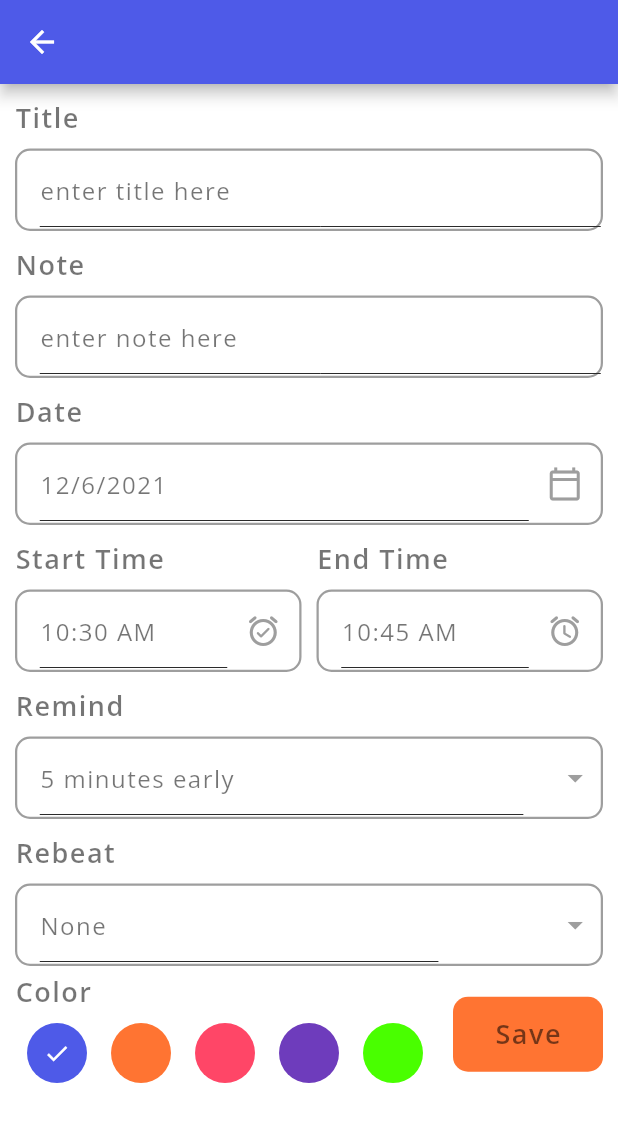
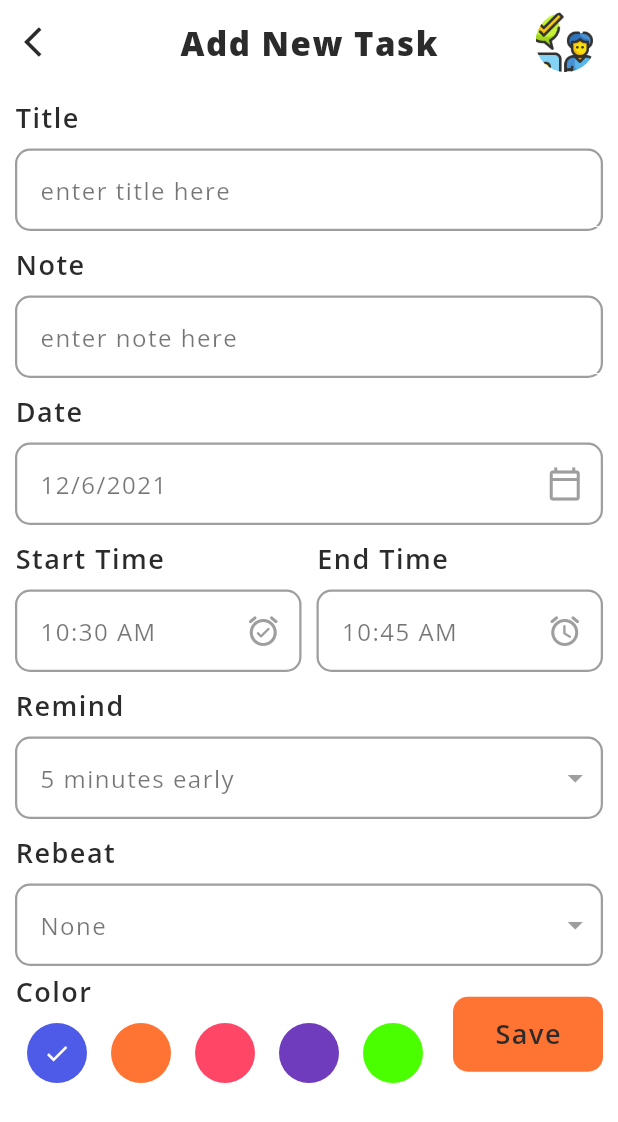
Before and after one commit to eslammongy/TodoApp, a Flutter app: the screen it shows after launch, after a tap on "Click Me", on a phone screen of 412 x 824 dp. Shown: the top 1122 px of the screen. Run offline on Flutter 3.47's test engine with Material 2 defaults, Android fonts, the light colour scheme and no system bars; our stand-ins replace get, get_storage, google_fonts.

Commit message:
build custom appBar

```diff
--- a/todo_app/lib/constants/theme.dart
+++ b/todo_app/lib/constants/theme.dart
@@ -17,21 +17,21 @@ const Color darkHeaderClr = Color(0xFF424242);
 class Themes {
   static final lightTheme = ThemeData(
       appBarTheme: const AppBarTheme(
-        backgroundColor: primaryClr,
+        backgroundColor: Colors.white,
         systemOverlayStyle: SystemUiOverlayStyle(
-            statusBarColor: primaryClr, systemNavigationBarColor: primaryClr),
+            statusBarColor: Colors.white,
+            systemNavigationBarColor: Colors.white),
       ),
       primaryColor: primaryClr,
-      backgroundColor: darkGreyClr,
+      backgroundColor: Colors.white,
       scaffoldBackgroundColor: Colors.white,
       brightness: Brightness.light);
 
   static final darkTheme = ThemeData(
       appBarTheme: const AppBarTheme(
-        backgroundColor: darkHeaderClr,
+        backgroundColor: darkGreyClr,
         systemOverlayStyle: SystemUiOverlayStyle(
-            statusBarColor: darkHeaderClr,
-            systemNavigationBarColor: darkGreyClr),
+            statusBarColor: darkGreyClr, systemNavigationBarColor: darkGreyClr),
       ),
       primaryColor: darkGreyClr,
       backgroundColor: darkGreyClr,
@@ -42,7 +42,7 @@ class Themes {
 TextStyle get headingStyle {
   return GoogleFonts.openSans(
       textStyle: TextStyle(
-          color: Get.isDarkMode ? Colors.white : Colors.black54,
+          color: Get.isDarkMode ? Colors.white : darkGreyClr,
           fontSize: 22,
           letterSpacing: 1.0,
           fontWeight: FontWeight.w800));
@@ -51,7 +51,7 @@ TextStyle get headingStyle {
 TextStyle get subHeadingStyle {
   return GoogleFonts.openSans(
       textStyle: TextStyle(
-          color: Get.isDarkMode ? Colors.white : Colors.black54,
+          color: Get.isDarkMode ? Colors.white : darkGreyClr,
           fontSize: 20,
           letterSpacing: 1.0,
           fontWeight: FontWeight.w700));
@@ -60,7 +60,7 @@ TextStyle get subHeadingStyle {
 TextStyle get titleStyle {
   return GoogleFonts.openSans(
       textStyle: TextStyle(
-          color: Get.isDarkMode ? Colors.white : Colors.black54,
+          color: Get.isDarkMode ? Colors.white : darkGreyClr,
           fontSize: 18,
           letterSpacing: 1.0,
           fontWeight: FontWeight.w600));
@@ -78,7 +78,7 @@ TextStyle get subTitleStyle {
 TextStyle get bodyStyle {
   return GoogleFonts.openSans(
       textStyle: TextStyle(
-          color: Get.isDarkMode ? Colors.grey[200] : Colors.black54,
+          color: Get.isDarkMode ? Colors.grey[200] : darkGreyClr,
           fontSize: 15,
           letterSpacing: 1.0,
           fontWeight: FontWeight.w400));
@@ -87,7 +87,7 @@ TextStyle get bodyStyle {
 TextStyle get body2Style {
   return GoogleFonts.openSans(
       textStyle: TextStyle(
-          color: Get.isDarkMode ? Colors.grey[200] : Colors.black54,
+          color: Get.isDarkMode ? Colors.grey[200] : darkGreyClr,
           fontSize: 15,
           letterSpacing: 1.0,
           fontWeight: FontWeight.w400));
--- a/todo_app/lib/screens/add_new_task.dart
+++ b/todo_app/lib/screens/add_new_task.dart
@@ -5,6 +5,8 @@ import 'package:todo_app/constants/theme.dart';
 import 'package:todo_app/controllers/task_controller.dart';
 import 'package:todo_app/screens/widgets/custom__button.dart';
 import 'package:todo_app/screens/widgets/input_from_field.dart';
+
+import 'widgets/custom_appbar.dart';
 
 class AddNewTask extends StatefulWidget {
   const AddNewTask({Key? key}) : super(key: key);
@@ -32,7 +34,15 @@ class _AddNewTaskState extends State<AddNewTask> {
   @override
   Widget build(BuildContext context) {
     return Scaffold(
-        appBar: AppBar(),
+        appBar: buildCustomAppBar(
+            context: context,
+            title: "Add New Task",
+            widget: IconButton(
+                onPressed: () => Get.back(),
+                icon: Icon(
+                  Icons.arrow_back_ios,
+                  color: Get.isDarkMode ? orangeClr : darkGreyClr,
+                ))),
         body: Container(
           padding: EdgeInsets.symmetric(horizontal: 10),
           child: SingleChildScrollView(
--- a/todo_app/lib/screens/home_screen.dart
+++ b/todo_app/lib/screens/home_screen.dart
@@ -3,6 +3,7 @@ import 'package:get/get.dart';
 import 'package:todo_app/constants/size_config.dart';
 import 'package:todo_app/constants/theme.dart';
 import 'package:todo_app/screens/add_new_task.dart';
+import 'package:todo_app/screens/widgets/custom_appbar.dart';
 import 'package:todo_app/screens/widgets/input_from_field.dart';
 import 'package:todo_app/services/theme_services.dart';
 import 'widgets/custom__button.dart';
@@ -14,22 +15,23 @@ class HomeScreen extends StatelessWidget {
   Widget build(BuildContext context) {
     SizeConfig().init(context);
     return Scaffold(
-      appBar: AppBar(
-          leading: IconButton(
-              onPressed: () {
-                ThemeServices().switchThemeMode();
-              },
-              icon: const Icon(Icons.brightness_6_outlined)),
-          centerTitle: true,
-          title: Text(
-            "Home",
-            style: headingStyle,
-          )),
+      appBar: buildCustomAppBar(
+          context: context,
+          title: "Home",
+          widget: IconButton(
+              onPressed: () => ThemeServices().switchThemeMode(),
+              icon: Icon(
+                Get.isDarkMode
+                    ? Icons.wb_sunny_outlined
+                    : Icons.nightlight_round_outlined,
+                color: Get.isDarkMode ? orangeClr : darkGreyClr,
+              ))),
       body: SingleChildScrollView(
           child: Column(
         mainAxisAlignment: MainAxisAlignment.center,
         children: [
-          CustomButton(
+          Center(
+            child: CustomButton(
               label: "Click Me",
               onTap: () {
                 Get.to(const AddNewTask());
@@ -37,7 +39,7 @@ class HomeScreen extends StatelessWidget {
               height: 50,
               width: 150,
             ),
-          CustomeInputField(title: "title", hint: "note")
+          ),
         ],
       )),
     );
--- /dev/null
+++ b/todo_app/lib/screens/widgets/custom_appbar.dart
@@ -0,0 +1,28 @@
+import 'package:flutter/material.dart';
+import 'package:get/get.dart';
+import 'package:todo_app/constants/theme.dart';
+
+AppBar buildCustomAppBar(
+    {required BuildContext context,
+    required String title,
+    required Widget widget}) {
+  return AppBar(
+      backgroundColor: context.theme.backgroundColor,
+      elevation: 0,
+      leading: widget,
+      actions: const [
+        CircleAvatar(
+          backgroundColor: Colors.white,
+          backgroundImage: AssetImage('assets/images/doings.png'),
+          radius: 20,
+        ),
+        SizedBox(
+          width: 15,
+        )
+      ],
+      centerTitle: true,
+      title: Text(
+        title,
+        style: headingStyle,
+      ));
+}
```
Lines whose indentation alone changed are shown as unchanged.
